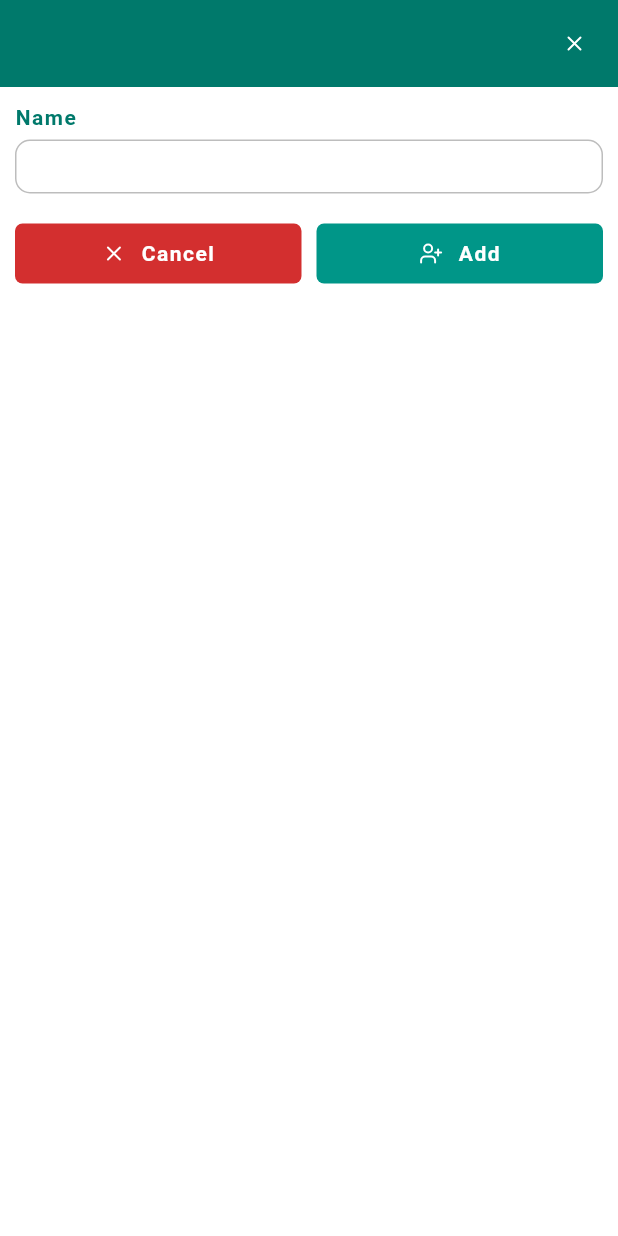
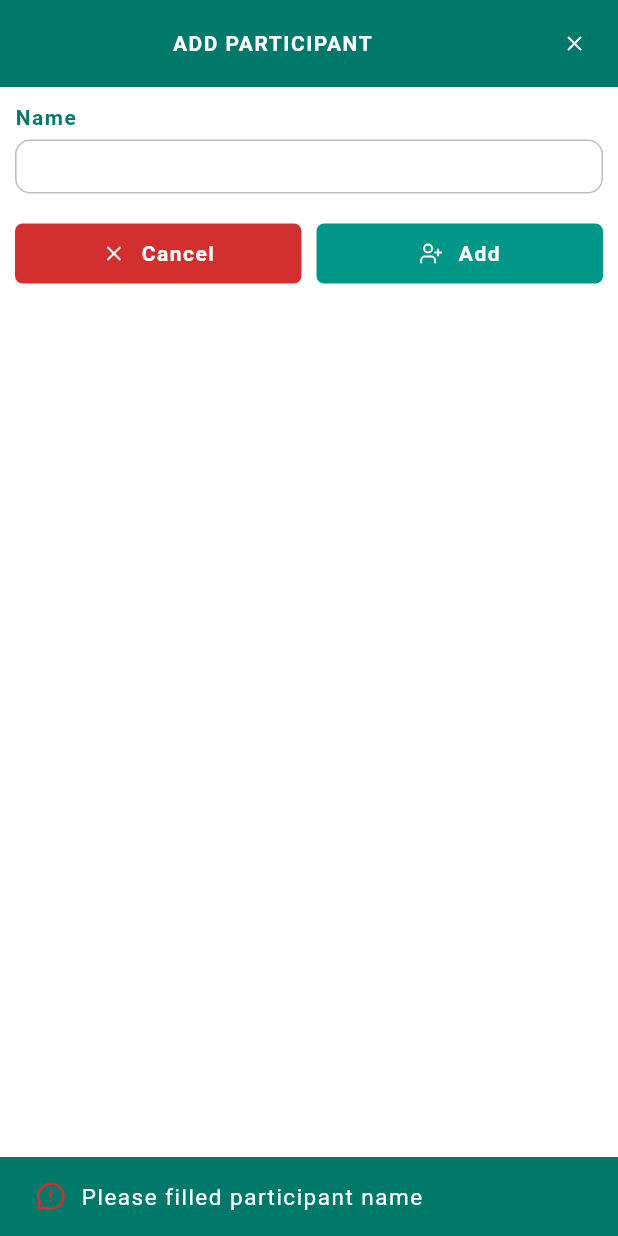
Before and after one commit to billyinferno/simple_budget, a Flutter app: the PlanAddParticipantModal screen opened directly, after a tap on "Add", on a phone screen of 412 x 824 dp. Run offline on Flutter 3.47's test engine with Material 3 defaults, Android fonts, the phone set to English and light mode, and no system bars; our stand-ins replace flutter_dotenv, flutter_lucide, flutter_secure_storage, flutter_slidable, flutter_spinkit, go_router and 3 more; missing offline and left inert: super_clipboard; accounts and stored records are empty; Roboto replaces fonts that are missing (--apple-system).

Commit message:
Fix the add participant modal dialog Instead of using modal bottom sheet, we will use general dialog as the modal bottom sheet will be showed only half of the screen which will overlay the text box with on screen keyboard. So, to avoid this we will showed full dialog instead modal dialog. As this will need the same transition, move the transition widget from Plan View page to specific utils so we can use the same in other page.

```diff
--- a/lib/pages/plan/modal/plan_add_participant_modal.dart
+++ b/lib/pages/plan/modal/plan_add_participant_modal.dart
@@ -26,9 +26,9 @@ class _PlanAddParticipantModalState extends State<PlanAddParticipantModal> {
 
   @override
   Widget build(BuildContext context) {
-    return Container(
+    return Scaffold(
+      body: Container(
         width: double.infinity,
-      height: (MediaQuery.of(context).size.height * 0.5),
         color: MyColor.backgroundColor,
         child: Column(
           crossAxisAlignment: CrossAxisAlignment.start,
@@ -38,9 +38,21 @@ class _PlanAddParticipantModalState extends State<PlanAddParticipantModal> {
               width: double.infinity,
               padding: const EdgeInsets.all(5),
               color: MyColor.primaryColorDark,
-            child: Align(
-              alignment: Alignment.centerRight,
-              child: IconButton(
+              child: Row(
+                crossAxisAlignment: CrossAxisAlignment.center,
+                mainAxisAlignment: MainAxisAlignment.spaceBetween,
+                children: <Widget>[
+                  const Expanded(
+                    child: Text(
+                      "ADD PARTICIPANT",
+                      style: TextStyle(
+                        color: MyColor.backgroundColor,
+                        fontWeight: FontWeight.bold,
+                      ),
+                      textAlign: TextAlign.center,
+                    )
+                  ),
+                  IconButton(
                     onPressed: () {
                       // pop with empty data
                       Navigator.pop(context, '');
@@ -51,6 +63,7 @@ class _PlanAddParticipantModalState extends State<PlanAddParticipantModal> {
                       size: 16,
                     )
                   ),
+                ],
               ),
             ),
             Container(
@@ -123,6 +136,13 @@ class _PlanAddParticipantModalState extends State<PlanAddParticipantModal> {
                             if (name.isNotEmpty) {
                               Navigator.pop(context, name.toUpperCase());
                             }
+                            else {
+                              ScaffoldMessenger.of(context).showSnackBar(
+                                createSnackBar(
+                                  message: "Please filled participant name",
+                                )
+                              );
+                            }
                           }),
                           child: const Row(
                             crossAxisAlignment: CrossAxisAlignment.center,
@@ -152,6 +172,7 @@ class _PlanAddParticipantModalState extends State<PlanAddParticipantModal> {
             )
           ],
         ),
+      ),
     );
   }
 }
```
Also changed, not shown: lib/pages/plan/plan_add.dart (+5 -4 lines), lib/pages/plan/plan_view.dart (+1 -17 lines), lib/utils/animation/bottom_to_top_animation.dart (added, +17 -0 lines), lib/utils/_index.g.dart. Lines whose indentation alone changed are shown as unchanged.
